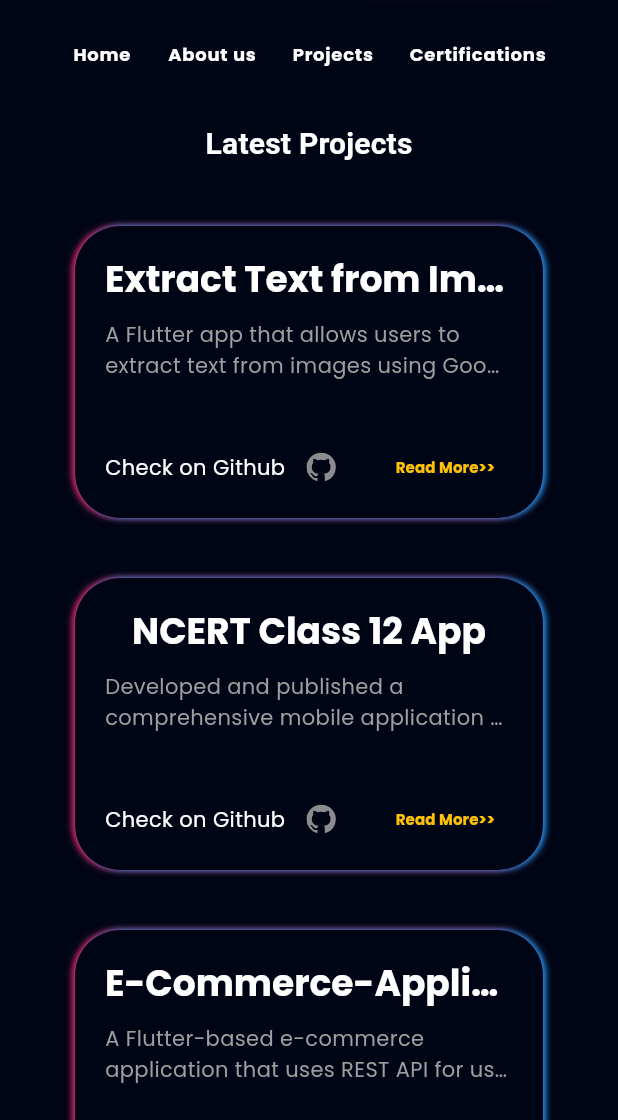
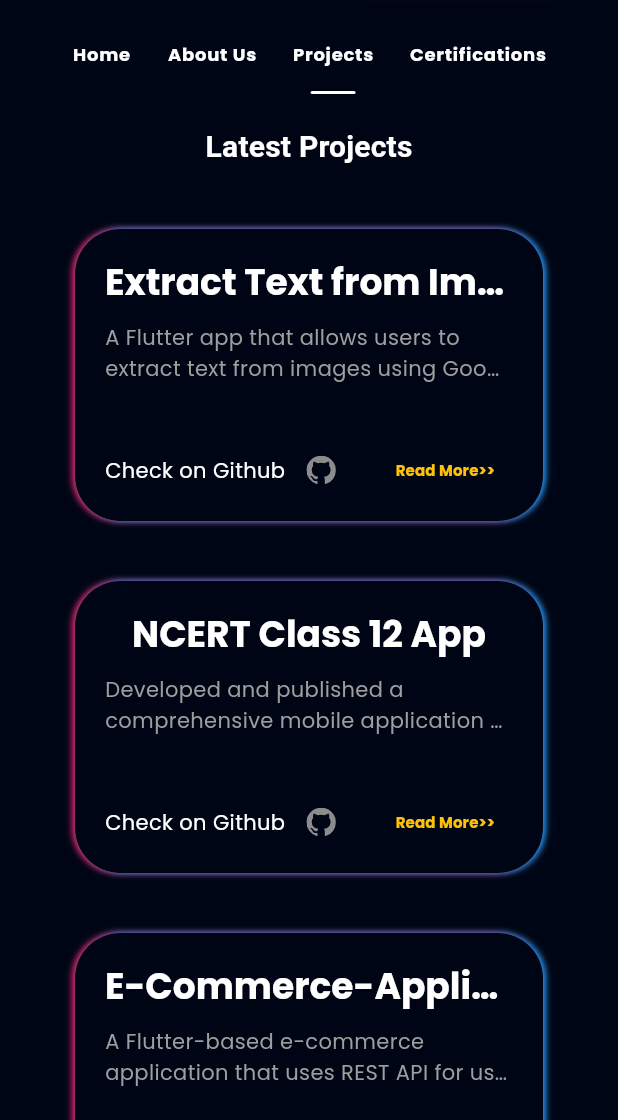
Before and after one commit to rohitprajapati-bit/portfolio, a Flutter app: the screen it shows after launch, scrolled down 576 dp, after a tap on "Home", after a tap on "Projects", on a phone screen of 412 x 824 dp, the part 116-1236 px from its top. Run offline on Flutter 3.47's test engine with Material 3 defaults, Android fonts, the phone set to English and light mode, and no system bars; our stand-ins replace flutter_svg, font_awesome_flutter, get, google_fonts, photo_view.

Commit message:
refactor: update about page content and enhance navigation structure

```diff
--- a/lib/view/intro/about_page.dart
+++ b/lib/view/intro/about_page.dart
@@ -68,7 +68,7 @@ class Summery extends StatelessWidget {
             height: 15,
           ),
           const Text(
-            'An enthusiastic Flutter developer with 1 year of experience in crafting high-quality mobile applications for Android and iOS platforms. Proficient in Dart, with a deep understanding of Java, HTML, CSS, and JavaScript, contributing to a versatile skill set. Known for a keen desire to learn and quickly adapt to new technologies, continuously seeking opportunities to enhance technical expertise and deliver innovative solutions.',
+            "A dedicated Flutter developer with 1 year of hands-on experience in developing cross-platform mobile applications using Flutter and Dart. Proven ability to build clean, efficient, and responsive UIs integrated with Firebase, RESTful APIs, and modern state management techniques like Provider and Bloc. I follow best practices in app architecture (MVVM), ensuring maintainability and performance. Passionate about continuous learning, I bring a problem-solving mindset and a strong eye for UI/UX to every project. Looking to contribute to a forward-thinking team where quality code and user experience matter.",
             style: TextStyle(color: Colors.grey, height: 1.5),
           ),
           const SizedBox(
@@ -112,19 +112,38 @@ class Summery extends StatelessWidget {
             height: 15,
           ),
           const Text(
-            'Flutter Developer',
+            'Experience Flutter Developer',
             style: TextStyle(color: Colors.white, height: 1.5, fontSize: 18),
           ),
           const Text(
-            'Infocare Web technology (Jan 2024 - June 2024)',
+            'KraftNexus TECH LLP (October 2024 – Present)',
             style: TextStyle(color: Colors.grey, height: 1.5, fontSize: 12),
           ),
           const SizedBox(
             height: 8,
           ),
-          const Text(
-            'Actively engaged in enhancing the user interface and user experience (UI/UX) of an application. My efforts are concentrated on identifying areas for improvement and implementing modifications to create a more intuitive and user- friendly design. This involves analyzing existing design elements, gathering feedback, and applying best practices to ensure the application meets modern UI/UX standards. Through this process, I am developing my skills in design thinking, attention to detail, and user-centered design, whilecontributing to the overall quality of the application.',
-            style: TextStyle(color: Colors.grey, height: 1.5, fontSize: 14),
+          const Column(
+            crossAxisAlignment: CrossAxisAlignment.start,
+            children: [
+              Text(
+                "At KraftNexus TECH LLP, I have contributed to the development of multiple Flutter-based mobile applications with a focus on user experience, performance, and functionality.\nOne of my key projects was FitFusion, a fitness membership app where I implemented secure ID/password authentication with client-side validation to protect user data.\nDuring member admission, user details are captured through a form, and a confirmation message — containing a unique barcode — is automatically sent to the member's\nWhatsApp via the backend system. This barcode is then used during check-ins by scanning it at the gym’s entry point. Upon scanning, the app fetches and displays complete \nmember information including active plans, expiry dates, and other membership details, ensuring seamless attendance tracking and management.",
+                style: TextStyle(color: Colors.grey, height: 1.5, fontSize: 14),
+              ),
+              SizedBox(
+                height: 7,
+              ),
+              Text(
+                'I also worked on DuesBuddy, a payment and user management app, where I developed modules to register and search members, assign custom plans, and monitor dues. I built an OCR-based payment proof uploader to extract transaction details from screenshots or receipts, reducing manual input by over 80%. Additionally, I designed user-friendly dashboards to give quick access to payment histories, member profiles, and timely due-date reminders.',
+                style: TextStyle(color: Colors.grey, height: 1.5, fontSize: 14),
+              ),
+              SizedBox(
+                height: 7,
+              ),
+              Text(
+                'Currently, I am developing CrewTrainX, an advanced training management app tailored for airline pilots. The app allows pilots to track and receive reminders about upcoming training renewals and provides the administrative team with a centralized dashboard to view and manage training compliance across the fleet. The focus is on ensuring timely certifications and streamlining communication between pilots and management.',
+                style: TextStyle(color: Colors.grey, height: 1.5, fontSize: 14),
+              )
+            ],
           ),
           const SizedBox(
             height: 50,
--- a/lib/view/intro/components/description_text.dart
+++ b/lib/view/intro/components/description_text.dart
@@ -14,8 +14,10 @@ class AnimatedDescriptionText extends StatelessWidget {
       duration: const Duration(milliseconds: 200),
       builder: (context, value, child) {
         return Text(
-          'I\'m capable of creating excellent mobile apps, handling${Responsive.isLargeMobile(context) ? '\n' : ''}every step from ${!Responsive.isLargeMobile(context) ? '\n' : ''}concept to deployment.',
-          maxLines: 2,
+          // 'Experienced in end-to-end mobile app\ndevelopment — from ideation and UI/UX design\nto coding, testing, and deployment on app stores${Responsive.isLargeMobile(context) ? '\n' : ''}and Play Store.',
+          "Flutter Developer | Building High-Performance Mobile Apps\nwith Clean Code and Scalable Architecture",
+
+          maxLines: 3,
           overflow: TextOverflow.ellipsis,
           style: TextStyle(color: Colors.grey, wordSpacing: 2, fontSize: value),
         );
--- a/lib/view/intro/components/headline_text.dart
+++ b/lib/view/intro/components/headline_text.dart
@@ -9,17 +9,24 @@ class MyPortfolioText extends StatefulWidget {
 }
 
 class MyPortfolioTextState extends State<MyPortfolioText> {
-
   @override
   Widget build(BuildContext context) {
     return const Column(
       mainAxisAlignment: MainAxisAlignment.center,
       children: [
         SizedBox(height: 10),
-
-        Text(
-          'I am Rohit',
-          style: TextStyle(fontSize: 50, fontWeight: FontWeight.w900),
+        Column(
+          crossAxisAlignment: CrossAxisAlignment.start,
+          children: [
+            Text(
+              'Hey..',
+              style: TextStyle(fontSize: 35, fontWeight: FontWeight.w900),
+            ),
+            Text(
+              "I am Rohit",
+              style: TextStyle(fontSize: 50, fontWeight: FontWeight.w900),
+            ),
+          ],
         )
       ],
     );
--- a/lib/view/main/components/navigation_bar.dart
+++ b/lib/view/main/components/navigation_bar.dart
@@ -4,6 +4,7 @@ import 'package:flutter_portfolio/view/intro/components/side_menu_button.dart';
 import 'package:flutter_portfolio/view/main/components/connect_button.dart';
 import '../../../res/constants.dart';
 import 'navigation_button_list.dart';
+
 class TopNavigationBar extends StatelessWidget {
   const TopNavigationBar({super.key});
   @override
@@ -15,11 +16,19 @@ class TopNavigationBar extends StatelessWidget {
           const Spacer(),
           Padding(
             padding: const EdgeInsets.all(defaultPadding),
-            child:!Responsive.isLargeMobile(context)? Image.asset('assets/images/triange_icon.png') : MenuButton(onTap: () => Scaffold.of(context).openDrawer(),),
+            child: !Responsive.isLargeMobile(context)
+                ? const SizedBox.shrink()
+                : MenuButton(
+                    onTap: () => Scaffold.of(context).openDrawer(),
+                  ),
           ),
-          const Spacer(flex: 2,),
-          if(!Responsive.isLargeMobile(context))  const NavigationButtonList(),
-          const Spacer(flex: 2,),
+          const Spacer(
+            flex: 2,
+          ),
+          if (!Responsive.isLargeMobile(context)) const NavigationButtonList(),
+          const Spacer(
+            flex: 2,
+          ),
           const ConnectButton(),
           const Spacer(),
         ],
--- a/lib/view/main/components/navigation_button_list.dart
+++ b/lib/view/main/components/navigation_button_list.dart
@@ -1,10 +1,29 @@
 import 'package:flutter/material.dart';
 import 'package:flutter_portfolio/view%20model/controller.dart';
+import 'package:flutter_portfolio/view/main/components/navigation_button.dart';
 
-import 'navigation_button.dart';
+class NavigationButtonList extends StatefulWidget {
+  const NavigationButtonList({super.key});
 
-class NavigationButtonList extends StatelessWidget {
-  const NavigationButtonList({super.key});
+  @override
+  State<NavigationButtonList> createState() => _NavigationButtonListState();
+}
+
+class _NavigationButtonListState extends State<NavigationButtonList> {
+  int activeIndex = 0;
+
+  void changePage(int index) {
+    setState(() {
+      activeIndex = index;
+    });
+
+    controller.animateToPage(
+      index,
+      duration: const Duration(milliseconds: 500),
+      curve: Curves.easeIn,
+    );
+  }
+
   @override
   Widget build(BuildContext context) {
     return TweenAnimationBuilder(
@@ -15,38 +34,38 @@ class NavigationButtonList extends StatelessWidget {
           scale: value,
           child: Row(
             children: [
-              NavigationTextButton(
-                  onTap: () {
-                    controller.animateToPage(0,
-                        duration: const Duration(milliseconds: 500),
-                        curve: Curves.easeIn);
-                  },
-                  text: 'Home'),
-              NavigationTextButton(
-                  onTap: () {
-                    controller.animateToPage(1,
-                        duration: const Duration(milliseconds: 500),
-                        curve: Curves.easeIn);
-                  },
-                  text: 'About us'),
-              NavigationTextButton(
-                  onTap: () {
-                    controller.animateToPage(2,
-                        duration: const Duration(milliseconds: 500),
-                        curve: Curves.easeIn);
-                  },
-                  text: 'Projects'),
-              NavigationTextButton(
-                  onTap: () {
-                    controller.animateToPage(3,
-                        duration: const Duration(milliseconds: 500),
-                        curve: Curves.easeIn);
-                  },
-                  text: 'Certifications'),
+              buildButton(0, 'Home'),
+              buildButton(1, 'About Us'),
+              buildButton(2, 'Projects'),
+              buildButton(3, 'Certifications'),
             ],
           ),
         );
       },
     );
   }
+
+  Widget buildButton(int index, String text) {
+    final isActive = index == activeIndex;
+
+    return Column(
+      mainAxisSize: MainAxisSize.min,
+      children: [
+        NavigationTextButton(
+          onTap: () => changePage(index),
+          text: text,
+        ),
+        AnimatedContainer(
+          duration: const Duration(milliseconds: 300),
+          height: 2,
+          width: 30,
+          // margin: const EdgeInsets.only(top: 1),
+          decoration: BoxDecoration(
+            color: isActive ? Colors.white : Colors.transparent,
+            borderRadius: BorderRadius.circular(1),
+          ),
+        )
+      ],
+    );
+  }
 }
```
Also changed, not shown: assets/images/image.png (deleted), assets/images/triange_icon.png (deleted), 5 other files.
